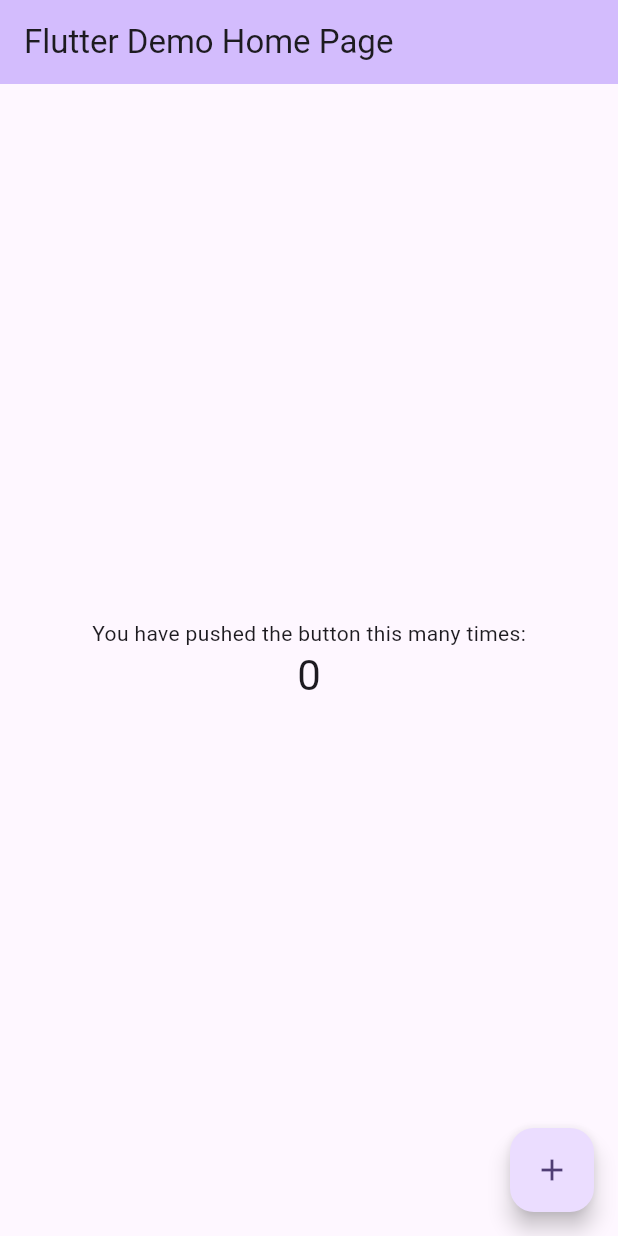
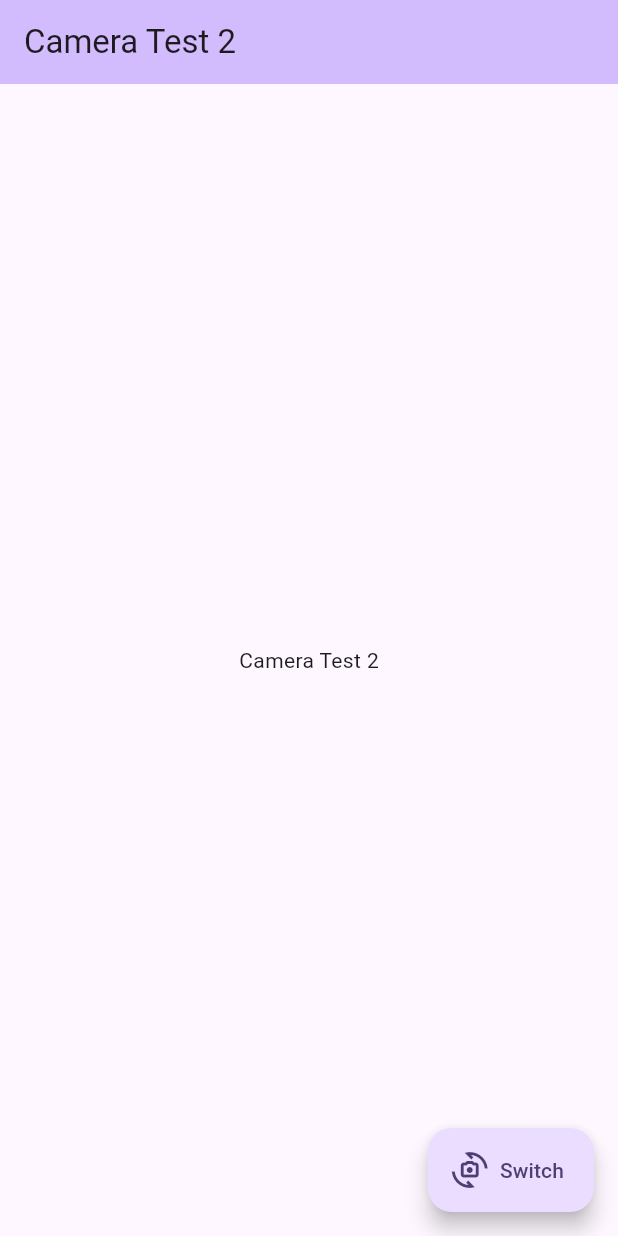
Before and after one commit to RoarGronmo/CameraTest2, a Flutter app: the screen it shows after launch, on a phone screen of 412 x 824 dp. Run offline on Flutter 3.47's test engine with Material 3 defaults, Android fonts, the light colour scheme and no system bars.

Commit message:
Beta -> Stable

```diff
--- a/lib/main.dart
+++ b/lib/main.dart
@@ -11,7 +11,7 @@
   @override
   Widget build(BuildContext context) {
     return MaterialApp(
-      title: 'Flutter Demo',
+      title: 'Camera Test 2',
       theme: ThemeData(
         // This is the theme of your application.
         //
@@ -30,7 +30,7 @@
         // tested with just a hot reload.
         colorScheme: ColorScheme.fromSeed(seedColor: Colors.deepPurple),
       ),
-      home: const MyHomePage(title: 'Flutter Demo Home Page'),
+      home: const MyHomePage(title: 'Camera Test 2'),
     );
   }
 }
@@ -75,6 +75,46 @@
     // The Flutter framework has been optimized to make rerunning build methods
     // fast, so that you can just rebuild anything that needs updating rather
     // than having to individually change instances of widgets.
+
+    return Scaffold(
+      appBar: AppBar(
+        backgroundColor: Theme.of(context).colorScheme.inversePrimary,
+        title: Text("Camera Test 2")
+      ),
+      body: Center(child: Text("Camera Test 2"),),
+      floatingActionButton: FloatingActionButton.extended(
+        onPressed: (){},
+        label: Text("Switch"),
+        icon: Icon(Icons.cameraswitch_outlined),
+      ),
+    );
+
+
+
+
+
+
+
+
+
+
+
+
+
+
+
+
+
+
+
+
+
+
+
+
+
+
+    /*
     return Scaffold(
       appBar: AppBar(
         // TRY THIS: Try changing the color here to a specific color (to
@@ -118,5 +158,6 @@
         child: const Icon(Icons.add),
       ), // This trailing comma makes auto-formatting nicer for build methods.
     );
+    */
   }
 }
--- a/pubspec.yaml
+++ b/pubspec.yaml
@@ -19,7 +19,8 @@ publish_to: 'none' # Remove this line if you wish to publish to pub.dev
 version: 1.0.0+1
 
 environment:
-  sdk: ^3.8.0-70.0.dev
+  #sdk: ^3.8.0-70.0.dev
+  sdk: ^3.7.0
 
 # Dependencies specify other packages that your package needs in order to work.
 # To automatically upgrade your package dependencies to the latest versions
```
Also changed, not shown: pubspec.lock.
